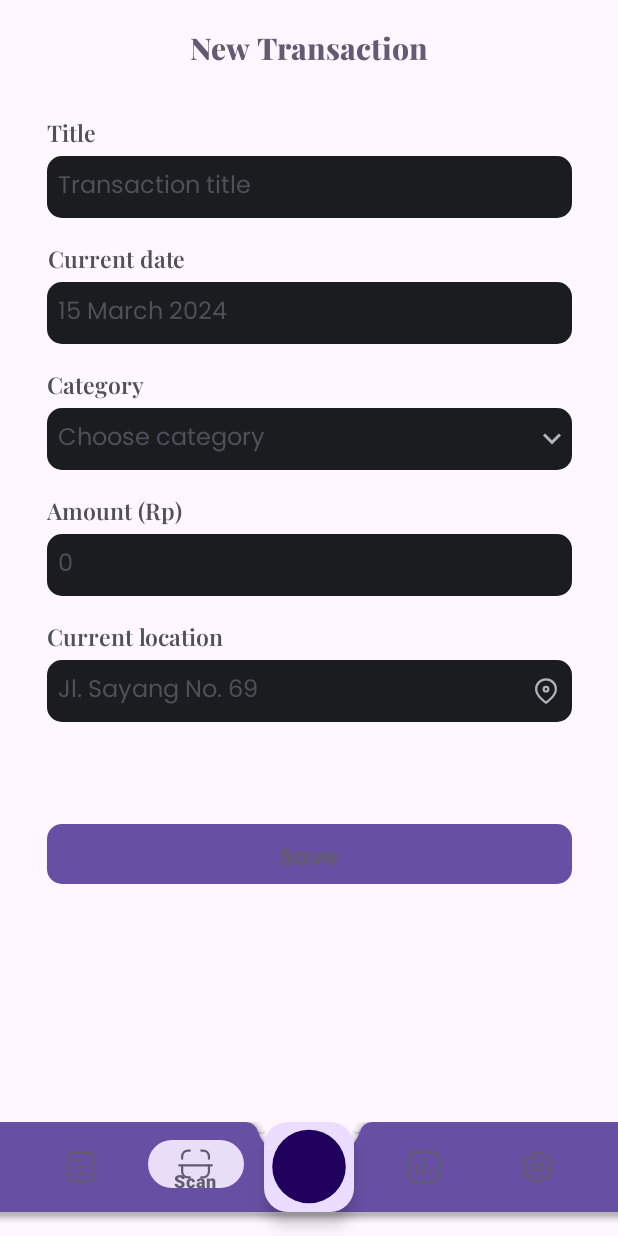
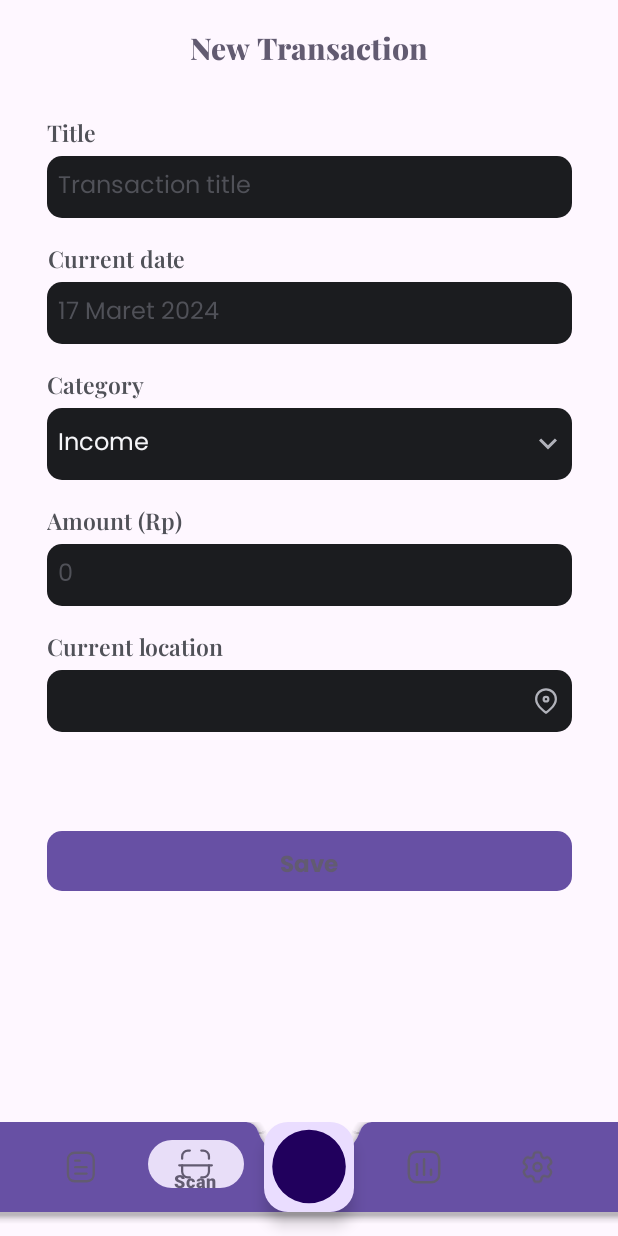
Before and after one commit to bernarduswillson/BondoMan, an Android app: the screen it shows after launch (MainActivity), item 3 of the bottom bar chosen, on a phone screen of 412 x 824 dp. Run offline under Robolectric (Android 15) with nearby library versions, the light colour scheme and no system bars; our stand-ins replace Dagger/Hilt's generated code, Room's generated code.

Commit message:
feat: transaction form functionality

```diff
--- a/app/build.gradle.kts
+++ b/app/build.gradle.kts
@@ -101,4 +101,5 @@ dependencies {
 
     // Others
     implementation("androidx.work:work-runtime-ktx:2.9.0")
+    implementation("com.google.android.gms:play-services-location:21.2.0")
 }
--- a/app/src/main/java/com/example/transactionapp/ui/screen/mainmenu/fragment/TransactionForm.kt
+++ b/app/src/main/java/com/example/transactionapp/ui/screen/mainmenu/fragment/TransactionForm.kt
@@ -1,19 +1,155 @@
 package com.example.transactionapp.ui.screen.mainmenu.fragment
 
+import android.content.pm.PackageManager
+import android.location.Geocoder
+import android.location.Location
+import android.location.LocationRequest
+import android.os.Build
 import android.os.Bundle
+import android.os.Looper
+import android.util.Log
 import androidx.fragment.app.Fragment
 import android.view.LayoutInflater
 import android.view.View
 import android.view.ViewGroup
+import android.widget.AdapterView
+import android.widget.ArrayAdapter
+import android.widget.Toast
+import androidx.annotation.RequiresApi
+import androidx.core.app.ActivityCompat
+import androidx.lifecycle.MutableLiveData
+import com.example.transactionapp.R
 import com.example.transactionapp.databinding.FragmentTransactionFormBinding
+import com.example.transactionapp.utils.changeDateTypeToStandardDateLocal
+import com.google.android.gms.location.FusedLocationProviderClient
+import com.google.android.gms.location.LocationCallback
+import com.google.android.gms.location.LocationResult
+import com.google.android.gms.location.LocationServices
+import dagger.hilt.android.AndroidEntryPoint
+import kotlinx.coroutines.DelicateCoroutinesApi
+import kotlinx.coroutines.Dispatchers
+import kotlinx.coroutines.GlobalScope
+import kotlinx.coroutines.launch
+import kotlinx.coroutines.withContext
+import java.util.Date
+import java.util.Locale
 
+@AndroidEntryPoint
 class TransactionForm : Fragment() {
+    lateinit var fusedLocationProviderClient: FusedLocationProviderClient
+    private var cityName : MutableLiveData<String> = MutableLiveData()
+    @OptIn(DelicateCoroutinesApi::class)
+    @RequiresApi(Build.VERSION_CODES.S)
     override fun onCreateView(
         inflater: LayoutInflater, container: ViewGroup?,
         savedInstanceState: Bundle?
     ): View {
+        RequestPermission()
+        NewLocationData()
+
         val binding = FragmentTransactionFormBinding.inflate(inflater)
+
+        val categories = arrayOf("Income", "Expense", "Savings")
+        val arrayAdp = ArrayAdapter(requireActivity(), R.layout.selected_dropdown_item, categories)
+        arrayAdp.setDropDownViewResource(R.layout.dropdown_item)
+        binding.categoryInput.adapter = arrayAdp
+
+        binding.categoryInput?.onItemSelectedListener = object : AdapterView.OnItemSelectedListener {
+
+            override fun onItemSelected(
+                parent: AdapterView<*>?,
+                view: View?,
+                position: Int,
+                id: Long
+            ) {
+                Toast.makeText(requireActivity(), "Selected: " + categories[position], Toast.LENGTH_SHORT).show()
+            }
+
+            override fun onNothingSelected(parent: AdapterView<*>?) {
+                Toast.makeText(requireActivity(), "Nothing Selected", Toast.LENGTH_SHORT).show()
+            }
+        }
+
+        binding.dateInput.text = changeDateTypeToStandardDateLocal(Date())
+
+        Log.d("Debug:","City Name: $cityName")
+        cityName.observe(viewLifecycleOwner, {
+            binding.locationInput.text = it
+        })
 
         return binding.root
     }
+
+    fun RequestPermission(){
+        ActivityCompat.requestPermissions(
+            requireActivity(),
+            arrayOf(android.Manifest.permission.ACCESS_COARSE_LOCATION,android.Manifest.permission.ACCESS_FINE_LOCATION),
+            1010
+        )
+    }
+
+    @RequiresApi(Build.VERSION_CODES.S)
+    override fun onRequestPermissionsResult(
+        requestCode: Int,
+        permissions: Array<out String>,
+        grantResults: IntArray
+    ) {
+        super.onRequestPermissionsResult(requestCode, permissions, grantResults)
+        if(requestCode == 1010){
+            if(grantResults.isNotEmpty() && grantResults[0] == PackageManager.PERMISSION_GRANTED){
+                Log.d("Debug:","You have the Permission")
+                NewLocationData()
+            }
+        }
+    }
+
+    @RequiresApi(Build.VERSION_CODES.S)
+    fun NewLocationData(){
+        var locationRequest = com.google.android.gms.location.LocationRequest()
+        locationRequest.priority = com.google.android.gms.location.LocationRequest.PRIORITY_HIGH_ACCURACY
+        locationRequest.interval = 0
+        locationRequest.fastestInterval = 0
+        locationRequest.numUpdates = 1
+        fusedLocationProviderClient = LocationServices.getFusedLocationProviderClient(requireActivity())
+        if (ActivityCompat.checkSelfPermission(requireActivity(),android.Manifest.permission.ACCESS_COARSE_LOCATION) == PackageManager.PERMISSION_GRANTED ||
+            ActivityCompat.checkSelfPermission(requireActivity(),android.Manifest.permission.ACCESS_FINE_LOCATION) == PackageManager.PERMISSION_GRANTED
+        ) {
+            fusedLocationProviderClient!!.requestLocationUpdates(
+                locationRequest,locationCallback, Looper.myLooper()
+            )
+            return
+        }
+
+    }
+
+    private val locationCallback = object : LocationCallback(){
+        override fun onLocationResult(locationResult: LocationResult) {
+            var lastLocation: Location? = locationResult.lastLocation
+            if (lastLocation != null) {
+                cityName.postValue(getCityName(lastLocation.latitude, lastLocation.longitude))
+            }
+
+//            latidude = lastLocation.latitude
+//            longitude = lastLocation.longitude
+//            cityName = getCityName(latidude,longitude)
+//            weatherViewModel.getWeather(
+//                latidude,
+//                longitude,
+//                "minutely,daily,alerts",
+//                getString(R.string.code),
+//                "metric"
+//            )
+        }
+    }
+
+    private fun getCityName(lat: Double,long: Double):String{
+        var cityName = ""
+        var countryName = ""
+        var geoCoder = Geocoder(requireActivity(), Locale.getDefault())
+        var Address = geoCoder.getFromLocation(lat,long,3)
+
+        cityName = Address!!.get(0).subAdminArea
+        return cityName
+    }
+
 }
--- /dev/null
+++ b/app/src/main/res/drawable/spinner_input_field.xml
@@ -0,0 +1,17 @@
+<?xml version="1.0" encoding="utf-8"?>
+<selector xmlns:android="http://schemas.android.com/apk/res/android">
+    <item>
+        <layer-list>
+            <item>
+                <shape android:shape="rectangle">
+                    <solid android:color="@color/N8" />
+                    <corners android:radius="10dp" />
+                    <padding android:left="10dp" android:top="20dp" android:right="10dp" android:bottom="20dp"/>
+                </shape>
+            </item>
+
+            <item android:drawable="@drawable/arrow_down"
+                android:gravity="end"/>
+        </layer-list>
+    </item>
+</selector>
--- /dev/null
+++ b/app/src/main/res/layout/dropdown_item.xml
@@ -0,0 +1,11 @@
+<?xml version="1.0" encoding="utf-8"?>
+<TextView xmlns:android="http://schemas.android.com/apk/res/android"
+    android:layout_width="match_parent"
+    android:layout_height="match_parent"
+    android:textSize="16sp"
+    android:textColor="@color/N1"
+    android:background="@color/N8"
+    android:fontFamily="@font/poppins_regular"
+    android:padding="5dp">
+
+</TextView>
--- a/app/src/main/res/layout/fragment_transaction_form.xml
+++ b/app/src/main/res/layout/fragment_transaction_form.xml
@@ -22,7 +22,8 @@
             android:fontFamily="@font/playfairdisplay_extrabold"
             app:layout_constraintTop_toTopOf="parent"
             app:layout_constraintStart_toStartOf="parent"
-            app:layout_constraintEnd_toEndOf="parent" />
+            app:layout_constraintEnd_toEndOf="parent"
+            android:contentDescription="Transantion Text"/>
 
         <androidx.constraintlayout.widget.ConstraintLayout
             android:id="@+id/formLayout"
@@ -51,14 +52,16 @@
                 android:layout_width="0dp"
                 android:layout_height="wrap_content"
                 android:padding="7dp"
-                android:text="Transaction title"
+                android:hint="Transaction title"
+                android:textColorHint="@color/N6"
                 android:textSize="16sp"
-                android:textColor="@color/N6"
+                android:textColor="@color/N1"
                 android:fontFamily="@font/poppins_regular"
                 app:layout_constraintTop_toBottomOf="@id/titleLabel"
                 app:layout_constraintStart_toStartOf="parent"
                 app:layout_constraintEnd_toEndOf="parent"
                 android:layout_marginTop="5dp"
+                android:maxLines="1"
                 android:background="@drawable/rounded_input_field"/>
 
             <TextView
@@ -102,21 +105,20 @@
                 app:layout_constraintTop_toBottomOf="@id/dateInput"
                 app:layout_constraintStart_toStartOf="parent" />
 
-            <EditText
+            <Spinner
                 android:id="@+id/categoryInput"
                 android:layout_width="0dp"
                 android:layout_height="wrap_content"
-                android:padding="7dp"
+                android:paddingVertical="10dp"
+                android:paddingHorizontal="7dp"
                 android:text="Choose category"
                 android:textSize="16sp"
-                android:textColor="@color/N6"
                 android:fontFamily="@font/poppins_regular"
                 app:layout_constraintTop_toBottomOf="@id/categoryLabel"
                 app:layout_constraintStart_toStartOf="parent"
                 app:layout_constraintEnd_toEndOf="parent"
                 android:layout_marginTop="5dp"
-                android:background="@drawable/rounded_input_field"
-                android:drawableEnd="@drawable/arrow_down"/>
+                android:background="@drawable/spinner_input_field"/>
 
             <TextView
                 android:id="@+id/amountLabel"
@@ -136,14 +138,17 @@
                 android:layout_width="0dp"
                 android:layout_height="wrap_content"
                 android:padding="7dp"
-                android:text="0"
+                android:hint="0"
+                android:textColorHint="@color/N6"
+                android:inputType="number"
                 android:textSize="16sp"
-                android:textColor="@color/N6"
+                android:textColor="@color/N1"
                 android:fontFamily="@font/poppins_regular"
                 app:layout_constraintTop_toBottomOf="@id/amountLabel"
                 app:layout_constraintStart_toStartOf="parent"
                 app:layout_constraintEnd_toEndOf="parent"
                 android:layout_marginTop="5dp"
+                android:maxLines="1"
                 android:background="@drawable/rounded_input_field"/>
 
             <TextView
@@ -164,7 +169,7 @@
                 android:layout_width="0dp"
                 android:layout_height="wrap_content"
                 android:padding="7dp"
-                android:text="Jl. Sayang No. 69"
+                android:text=""
                 android:textSize="16sp"
                 android:textColor="@color/N6"
                 android:fontFamily="@font/poppins_regular"
--- /dev/null
+++ b/app/src/main/res/layout/selected_dropdown_item.xml
@@ -0,0 +1,9 @@
+<?xml version="1.0" encoding="utf-8"?>
+<TextView xmlns:android="http://schemas.android.com/apk/res/android"
+    android:layout_width="match_parent"
+    android:layout_height="match_parent"
+    android:textColor="@color/N1"
+    android:fontFamily="@font/poppins_regular"
+    android:textSize="16sp">
+
+</TextView>
```
